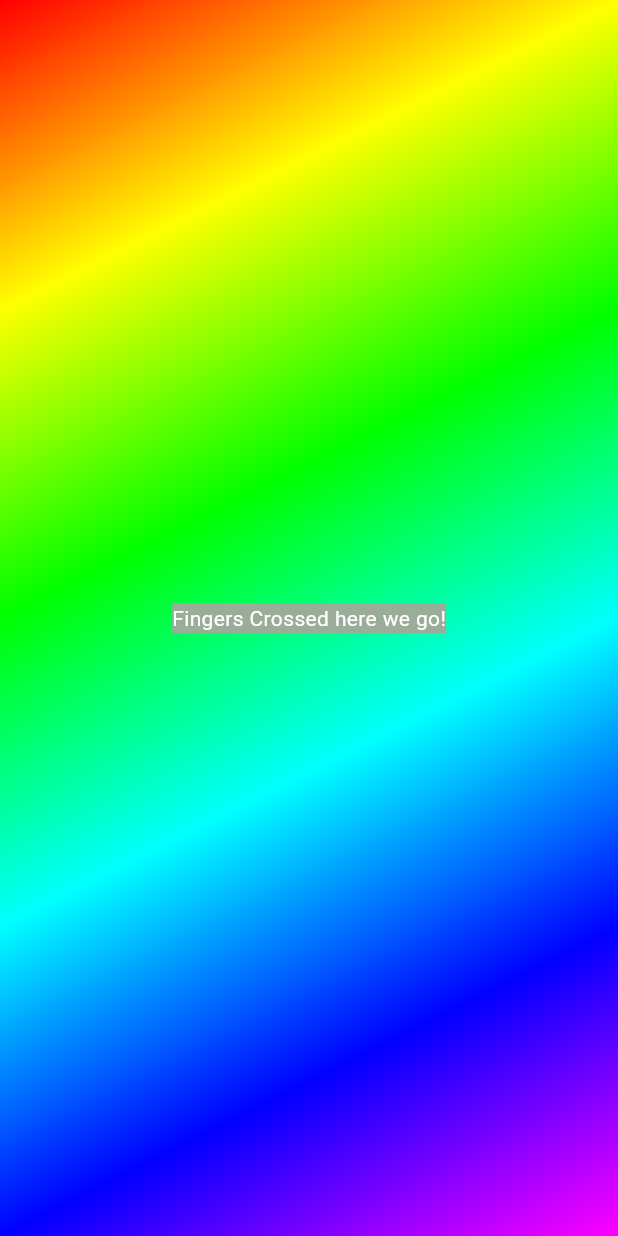
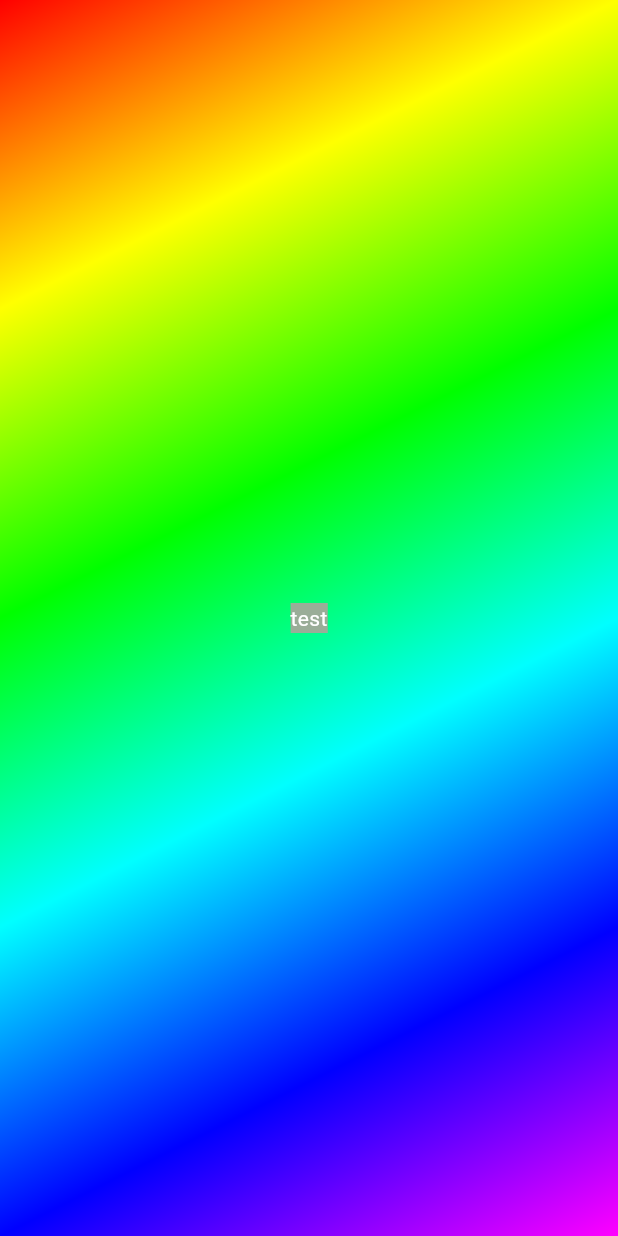
Before and after one commit to GedikEnginImecar/flutter, a Flutter app: the screen it shows after launch, on a phone screen of 412 x 824 dp. Run offline on Flutter 3.47's test engine with Material 3 defaults, Android fonts, the phone set to English and light mode, and no system bars.

Commit message:
creating configurable widgets and looking at assignments for constructor and class variables

```diff
--- a/first_app/lib/gradient_container.dart
+++ b/first_app/lib/gradient_container.dart
@@ -1,5 +1,8 @@
 import "package:flutter/material.dart";
 import "package:first_app/styled_text.dart";
+
+const startAlignment = Alignment.topLeft;
+const endAlignment = Alignment.bottomRight;
 
 // create a class so you can create your own widgets
 // GradientContainer inherits from StatelessWidget (provided by flutter), forces you to follow the StatelessWidget class constraints
@@ -21,12 +24,12 @@ class GradientContainer extends StatelessWidget {
             Color.fromARGB(255, 0, 0, 255),
             Color.fromARGB(255, 255, 0, 255),
           ],
-          begin: Alignment.topLeft,
-          end: Alignment.bottomRight,
+          begin: startAlignment,
+          end: endAlignment,
         ),
       ),
-      child: const Center(
-        child: StyledText(),
+      child: Center(
+        child: StyledText("test"),
       ),
     );
   } // Widget is the data type returned, context will receive context parameters (target), build is called automatically by flutter similar to main when rendering interface
--- a/first_app/lib/styled_text.dart
+++ b/first_app/lib/styled_text.dart
@@ -1,13 +1,23 @@
 import "package:flutter/material.dart";
 
 class StyledText extends StatelessWidget {
-  const StyledText({super.key});
+  StyledText(this.displayText, {super.key});
+  // this.displayText allows you to make the parameter being passed available as a class variable
+  // however even if you leave it as just String displayText, flutter automatically looks for class variables based on the variable name
+  // and assigns them automatically
+  // it can no longer be a const as it has a value being passed into it which means it can change
+
+  final String displayText;
+  // as you do not plan on reassigning the variables, you can specify the type as final String
 
   @override
   Widget build(context) {
-    return const Text(
-      "Fingers Crossed here we go!",
-      style: TextStyle(
+    // it can no longer be returning a const Text
+    // as it has a value being passed into it which means it can change
+    return Text(
+      displayText,
+      // so the new const is the style
+      style: const TextStyle(
         backgroundColor: Color.fromARGB(255, 154, 173, 152),
         color: Color.fromARGB(255, 255, 255, 255),
       ),
```
Also changed, not shown: 1 other file.
